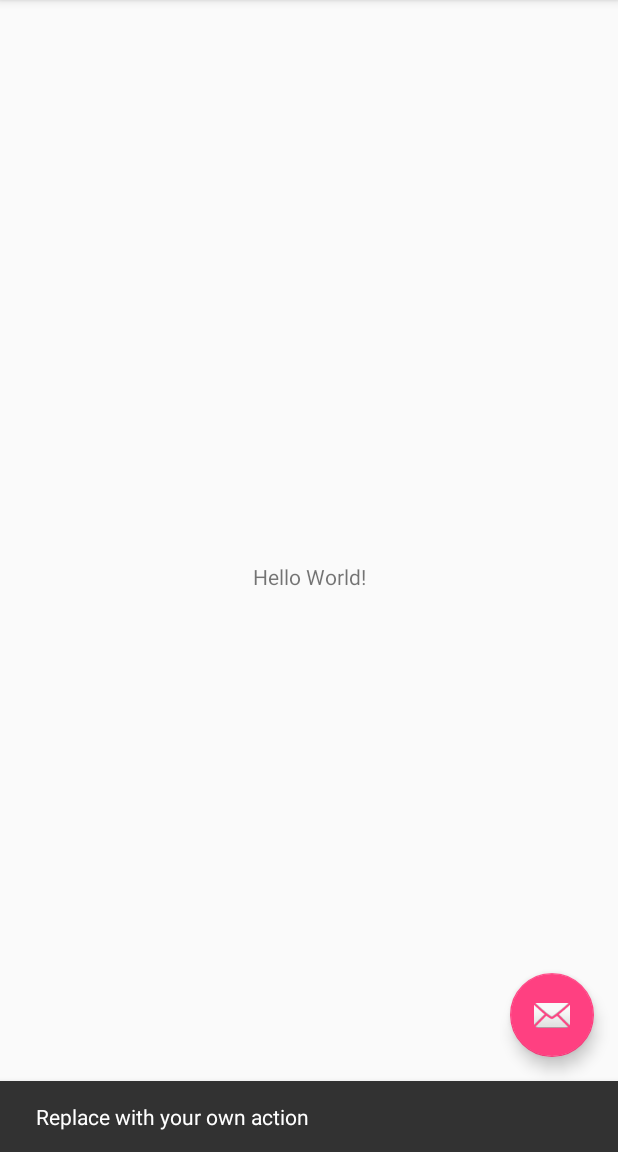
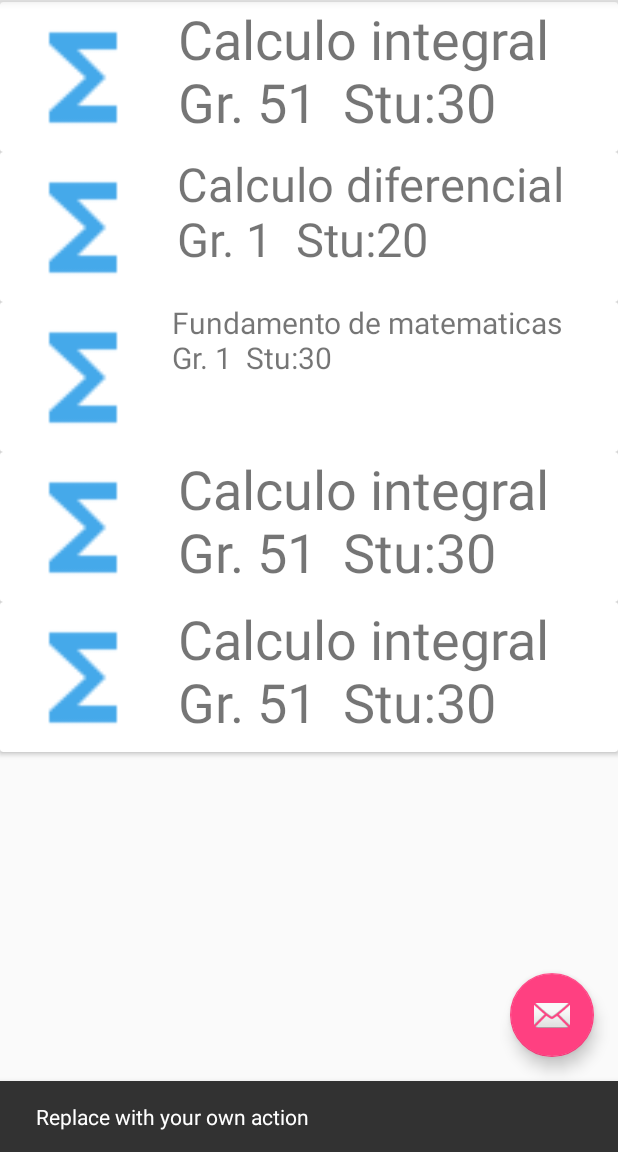
Before and after one commit to jojstepersan/asistenciaK, an Android app: the MainActivity screen opened directly, with no data from a screen before it, after a tap on an icon or button, on a phone screen of 412 x 824 dp, the part 84-1236 px from its top. Run offline under Robolectric (Android 15) with nearby library versions, the phone set to English and light mode, and no system bars.

Commit message:
create mainActivity using relative layoutt and cards views

```diff
--- a/AsistenciaK/app/build.gradle
+++ b/AsistenciaK/app/build.gradle
@@ -28,4 +28,5 @@ dependencies {
     compile 'com.android.support.constraint:constraint-layout:1.0.2'
     compile 'com.android.support:design:26.+'
     testCompile 'junit:junit:4.12'
+    compile 'com.android.support:cardview-v7:+'
 }
--- a/AsistenciaK/app/src/main/AndroidManifest.xml
+++ b/AsistenciaK/app/src/main/AndroidManifest.xml
@@ -32,10 +32,6 @@
             android:label="@string/title_activity_panel"
             android:theme="@style/AppTheme.NoActionBar" />
         <activity android:name=".ProfileActivity" />
-        <activity
-            android:name=".Main2Activity"
-            android:label="@string/title_activity_main2"
-            android:theme="@style/AppTheme.NoActionBar"></activity>
     </application>
 
 </manifest>
--- a/AsistenciaK/app/src/main/java/com/example/jojstepersan/asistenciak/PanelActivity.java
+++ b/AsistenciaK/app/src/main/java/com/example/jojstepersan/asistenciak/PanelActivity.java
@@ -104,8 +104,7 @@ public class PanelActivity extends AppCompatActivity
         if (id == R.id.nav_camera) {
             // Handle the camera action
         } else if (id == R.id.nav_gallery) {
-            Intent siguiente = new Intent(PanelActivity.this, Main2Activity.class);
-            startActivity(siguiente);
+
 
         } else if (id == R.id.nav_slideshow) {
 
--- a/AsistenciaK/app/src/main/res/layout/content_main.xml
+++ b/AsistenciaK/app/src/main/res/layout/content_main.xml
@@ -1,20 +1,134 @@
 <?xml version="1.0" encoding="utf-8"?>
-<android.support.constraint.ConstraintLayout xmlns:android="http://schemas.android.com/apk/res/android"
-    xmlns:app="http://schemas.android.com/apk/res-auto"
+<RelativeLayout
+xmlns:android="http://schemas.android.com/apk/res/android"
 xmlns:tools="http://schemas.android.com/tools"
 android:layout_width="match_parent"
 android:layout_height="match_parent"
-    app:layout_behavior="@string/appbar_scrolling_view_behavior"
 tools:context="com.example.jojstepersan.asistenciak.MainActivity"
 tools:showIn="@layout/activity_main">
 
+
+    <android.support.v7.widget.CardView
+        android:layout_width="500dp"
+        android:layout_height="100dp"
+        android:layout_marginTop="57dp"
+        android:layout_alignParentTop="true"
+        android:layout_alignParentLeft="true"
+        android:layout_alignParentStart="true"
+        android:padding="5dp"
+        android:id="@+id/cardView">
+
+        <ImageView
+            android:layout_width="100dp"
+            android:layout_height="90dp"
+            android:src="@drawable/ic_calculo"
+            android:layout_marginTop="5dp"
+            android:layout_marginLeft="5dp"/>
         <TextView
-        android:layout_width="wrap_content"
-        android:layout_height="wrap_content"
-        android:text="Hello World!"
-        app:layout_constraintBottom_toBottomOf="parent"
-        app:layout_constraintLeft_toLeftOf="parent"
-        app:layout_constraintRight_toRightOf="parent"
-        app:layout_constraintTop_toTopOf="parent" />
+            android:id="@+id/textureView1"
+            android:layout_width="270dp"
+            android:layout_height="match_parent"
+            android:background="@color/white"
+            android:layout_marginLeft="110dp"
+            android:text=" Calculo integral\n Gr. 51  Stu:30 "
+            android:fontFamily="@string/app_name"
+            android:textSize="36dp"/>
+    </android.support.v7.widget.CardView>
 
-</android.support.constraint.ConstraintLayout>
+    <android.support.v7.widget.CardView
+        android:layout_width="500dp"
+        android:layout_height="100dp"
+        android:layout_below="@+id/cardView"
+        android:layout_alignParentLeft="true"
+        android:layout_alignParentStart="true"
+        android:id="@+id/cardView2" >
+
+        <ImageView
+            android:layout_width="100dp"
+            android:layout_height="90dp"
+            android:src="@drawable/ic_calculo"
+            android:layout_marginTop="5dp"
+            android:layout_marginLeft="5dp"/>
+        <TextView
+            android:id="@+id/textureView2"
+            android:layout_width="270dp"
+            android:layout_height="match_parent"
+            android:background="@color/white"
+            android:layout_marginLeft="110dp"
+            android:text=" Calculo diferencial\n Gr. 1  Stu:20 "
+            android:fontFamily="@string/app_name"
+            android:textSize="31dp"/>
+
+    </android.support.v7.widget.CardView>
+
+    <android.support.v7.widget.CardView
+        android:layout_width="500dp"
+        android:layout_height="100dp"
+        android:layout_below="@+id/cardView2"
+        android:layout_alignParentLeft="true"
+        android:layout_alignParentStart="true"
+        android:id="@+id/cardView3">
+        <ImageView
+            android:layout_width="100dp"
+            android:layout_height="90dp"
+            android:src="@drawable/ic_calculo"
+            android:layout_marginTop="5dp"
+            android:layout_marginLeft="5dp"/>
+        <TextView
+            android:id="@+id/textureView3"
+            android:layout_width="270dp"
+            android:layout_height="match_parent"
+            android:background="@color/white"
+            android:layout_marginLeft="110dp"
+            android:text=" Fundamento de matematicas\n Gr. 1  Stu:30 "
+            android:fontFamily="@string/app_name"
+            android:textSize="20dp"/>
+    </android.support.v7.widget.CardView>
+
+    <android.support.v7.widget.CardView
+        android:layout_width="500dp"
+        android:layout_height="100dp"
+        android:id="@+id/cardView4"
+        android:layout_below="@+id/cardView3"
+        android:layout_alignParentLeft="true"
+        android:layout_alignParentStart="true">
+        <ImageView
+            android:layout_width="100dp"
+            android:layout_height="90dp"
+            android:src="@drawable/ic_calculo"
+            android:layout_marginTop="5dp"
+            android:layout_marginLeft="5dp"/>
+
+        <TextView
+            android:id="@+id/textureView4"
+            android:layout_width="270dp"
+            android:layout_height="match_parent"
+            android:layout_marginLeft="110dp"
+            android:background="@color/white"
+            android:fontFamily="@string/app_name"
+            android:text=" Calculo integral\n Gr. 51  Stu:30 "
+            android:textSize="36dp" />
+    </android.support.v7.widget.CardView>
+    <android.support.v7.widget.CardView
+        android:layout_width="500dp"
+        android:layout_height="100dp"
+        android:layout_below="@+id/cardView4"
+        android:layout_alignParentLeft="true"
+        android:layout_alignParentStart="true">
+        <ImageView
+            android:layout_width="100dp"
+            android:layout_height="90dp"
+            android:src="@drawable/ic_calculo"
+            android:layout_marginTop="5dp"
+            android:layout_marginLeft="5dp"/>
+        <TextView
+            android:id="@+id/textureView5"
+            android:layout_width="270dp"
+            android:layout_height="match_parent"
+            android:background="@color/white"
+            android:layout_marginLeft="110dp"
+            android:text=" Calculo integral\n Gr. 51  Stu:30 "
+            android:fontFamily="@string/app_name"
+            android:textSize="36dp"/>
+    </android.support.v7.widget.CardView>
+</RelativeLayout>
```
Also changed, not shown: AsistenciaK/app/src/main/java/com/example/jojstepersan/asistenciak/Main2Activity.java (deleted, +0 -159 lines), AsistenciaK/app/src/main/res/drawable-hdpi/ic_action_name.png (added), AsistenciaK/app/src/main/res/drawable-hdpi/ic_calculo.png (added), AsistenciaK/app/src/main/res/drawable-mdpi/ic_action_name.png (added), AsistenciaK/app/src/main/res/drawable-mdpi/ic_calculo.png (added), AsistenciaK/app/src/main/res/drawable-xhdpi/ic_action_name.png (added), AsistenciaK/app/src/main/res/drawable-xhdpi/ic_calculo.png (added), AsistenciaK/app/src/main/res/drawable-xxhdpi/ic_action_name.png (added), AsistenciaK/app/src/main/res/drawable-xxhdpi/ic_calculo.png (added). Lines whose indentation alone changed are shown as unchanged.
